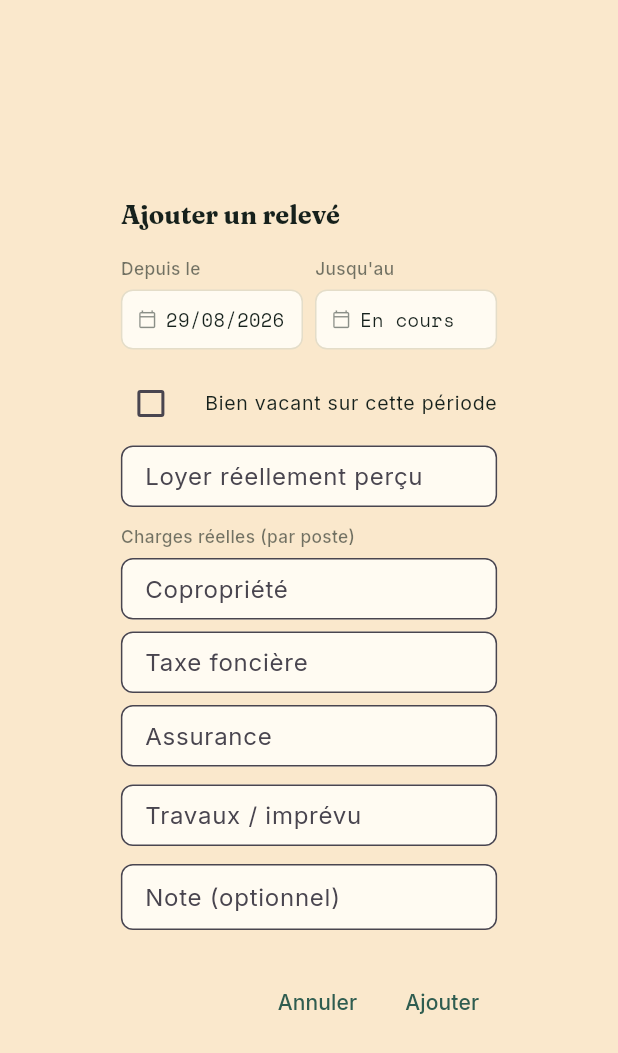
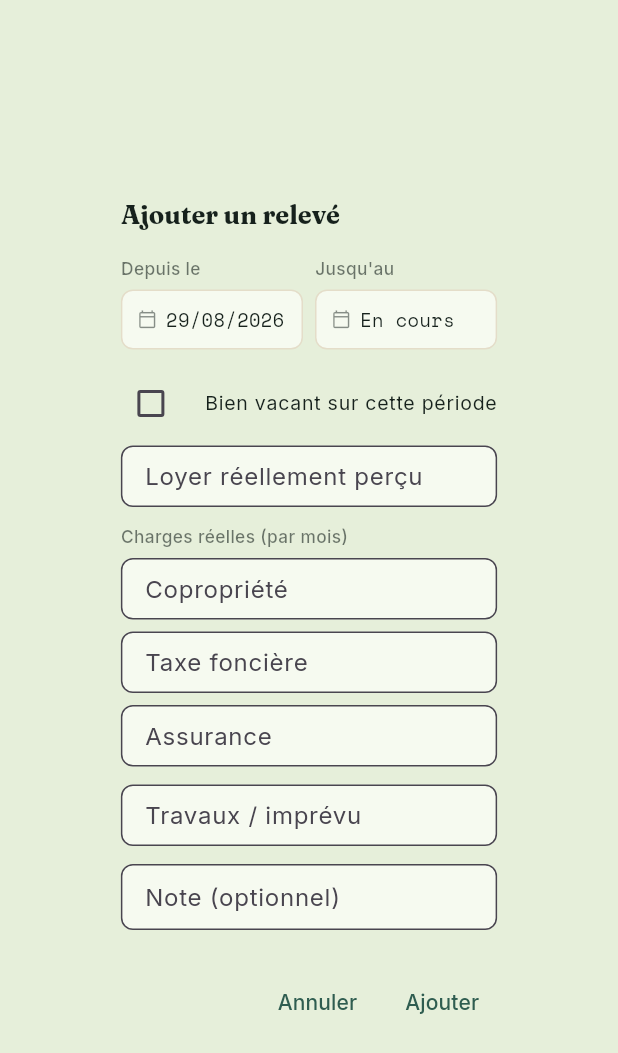
Before and after one commit to didouscossss/Didou-immo, a Flutter app: the _SuiviDialog widget shown alone on an empty page, opened directly, on a phone screen of 412 x 824 dp. Shown: the top 1053 px of the screen. Run offline on Flutter 3.47's test engine with Material 3 defaults, Android fonts, the phone set to English and light mode, and no system bars; our stand-ins replace cloud_firestore, cloud_functions, file_picker, firebase_auth, firebase_core, firebase_storage and 10 more; missing offline and left inert: dart:js_interop; accounts and stored records are empty; network calls fail.

Commit message:
Clarifie le libellé "par mois", passe le fond novice au vert sauge
- "Charges réelles (par poste)" -> "Charges réelles (par mois)" dans le
  formulaire de relevé (Patrimoine) : les montants (copro, taxe
  foncière, assurance) sont mensuels, pas un total, ce qui n'était pas
  clair.
- Fond du mode novice (clair et nuit) : passe du beige/doré à un vert
  sauge doux, plus lumineux/vivant. Texte et accents inchangés.

```diff
--- a/lib/screens/rendement/patrimoine_screen.dart
+++ b/lib/screens/rendement/patrimoine_screen.dart
@@ -623,7 +623,7 @@ class _SuiviDialogState extends State<_SuiviDialog> {
             _field(_loyerController, 'Loyer réellement perçu'),
           ],
           const SizedBox(height: 12),
-          Text('Charges réelles (par poste)', style: AppTextStyles.sans(fontSize: 11.5, fontWeight: FontWeight.w500, color: AppColors.ink.withValues(alpha: 0.6))),
+          Text('Charges réelles (par mois)', style: AppTextStyles.sans(fontSize: 11.5, fontWeight: FontWeight.w500, color: AppColors.ink.withValues(alpha: 0.6))),
           const SizedBox(height: 6),
           _field(_coproController, 'Copropriété'),
           const SizedBox(height: 8),
--- a/lib/theme/app_theme.dart
+++ b/lib/theme/app_theme.dart
@@ -15,12 +15,12 @@ class AppColors {
   static bool get isDark => _dark;
 
   /// Mode novice : identité de fond nettement différente du mode avancé —
-  /// famille chaude/dorée (dans la continuité de [gold]) contre le
-  /// beige-vert neutre et plus froid du mode avancé, y compris en mode
-  /// nuit. Piloté par [setNovice], reflète `RendementState.niveau`. Étendu
-  /// à [surface] (cartes) pour que le contraste entre les deux modes se
-  /// voie partout, pas seulement en arrière-plan — texte et accents restent
-  /// identiques pour ne pas perdre en lisibilité.
+  /// vert sauge doux et lumineux, contre le beige-vert neutre et plus froid
+  /// du mode avancé, y compris en mode nuit. Piloté par [setNovice],
+  /// reflète `RendementState.niveau`. Étendu à [surface] (cartes) pour que
+  /// le contraste entre les deux modes se voie partout, pas seulement en
+  /// arrière-plan — texte et accents restent identiques pour ne pas perdre
+  /// en lisibilité.
   static bool _novice = false;
   static void setNovice(bool value) => _novice = value;
 
@@ -30,17 +30,17 @@ class AppColors {
   static Color get alert => _dark ? const Color(0xFFE29385) : const Color(0xFFB3452C);
   static Color get border => _dark ? const Color(0xFF2C3830) : const Color(0xFFE4DDC9);
   static Color get paper {
-    if (_dark) return _novice ? const Color(0xFF241C10) : const Color(0xFF10170F);
-    return _novice ? const Color(0xFFFAE8CC) : const Color(0xFFF4F0E6);
+    if (_dark) return _novice ? const Color(0xFF1C2617) : const Color(0xFF10170F);
+    return _novice ? const Color(0xFFE6EFDA) : const Color(0xFFF4F0E6);
   }
 
   /// Fond des cartes/encadrés — `Colors.white` en clair/avancé, une surface
-  /// légèrement plus claire que [paper] en sombre ; teintée chaud en mode
+  /// légèrement plus claire que [paper] en sombre ; teintée sauge en mode
   /// novice pour rester cohérente avec [paper] plutôt que de flotter en
   /// blanc/vert neutre dessus.
   static Color get surface {
-    if (_dark) return _novice ? const Color(0xFF2E2416) : const Color(0xFF1B241C);
-    return _novice ? const Color(0xFFFFFBF2) : const Color(0xFFFFFFFF);
+    if (_dark) return _novice ? const Color(0xFF28331F) : const Color(0xFF1B241C);
+    return _novice ? const Color(0xFFF6FAF0) : const Color(0xFFFFFFFF);
   }
 
   static Color get good => _dark ? const Color(0xFF6FA97F) : const Color(0xFF4A7C59);
```
